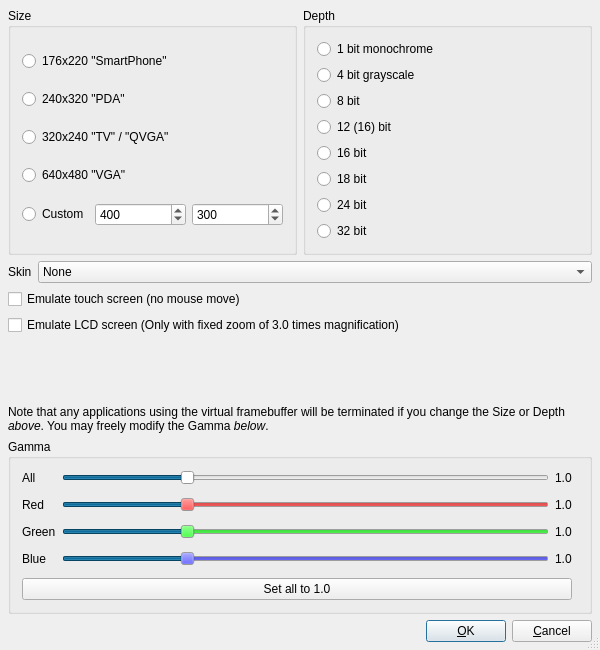
Old version of the form tools/qvfb/config.ui in the repository arnt/qt-history2.
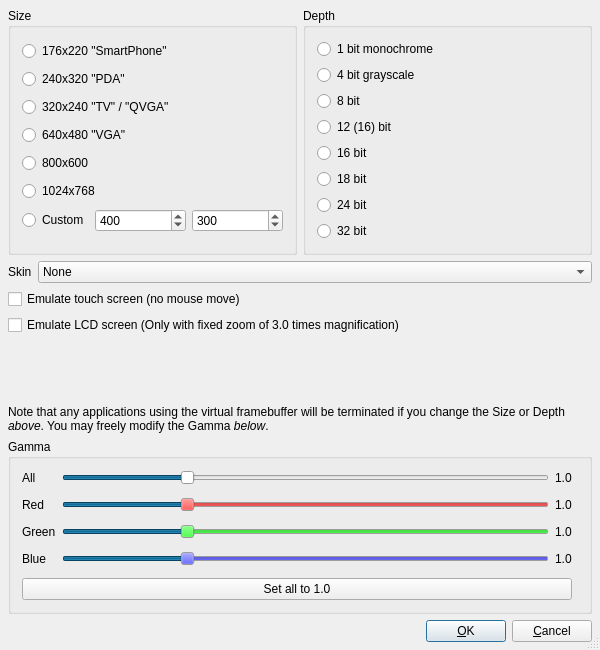
New version of the form. Custom widgets are drawn as their Qt base class.

Commit message:
p4i integration Integrate 225750 from 4.2 to main: Fixes:    add convenient screen sizes to the configure dialog Details:  800x600 and 1024x768
[git-p4: depot-paths = "//depot/qt/main/": change = 225751]

```diff
--- a/tools/qvfb/config.ui
+++ b/tools/qvfb/config.ui
@@ -92,6 +92,20 @@
           </property>
          </widget>
         </item>
+        <item>
+         <widget class="QRadioButton" name="size_800_600" >
+          <property name="text" >
+           <string>800x600</string>
+          </property>
+         </widget>
+        </item>
+        <item>
+         <widget class="QRadioButton" name="size_1024_768" >
+          <property name="text" >
+           <string>1024x768</string>
+          </property>
+         </widget>
+        </item>
         <item>
          <layout class="QHBoxLayout" >
           <property name="margin" >
```
The commit also changes 1 other file.
